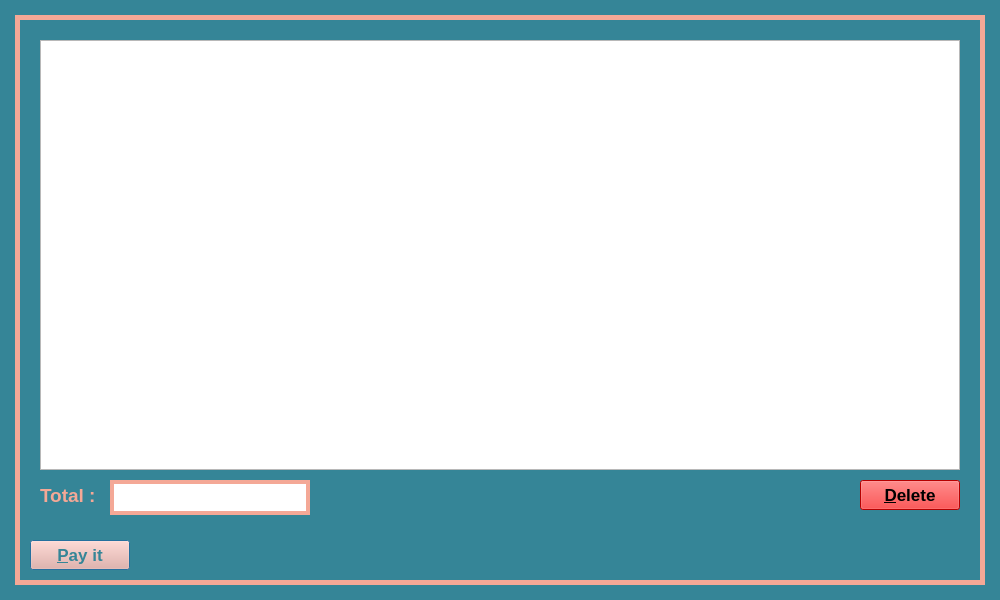
This is DB_Shop/cart.ui in Pooryamn/QT_Shop as Qt 5 draws it before an edit. The edited form follows.
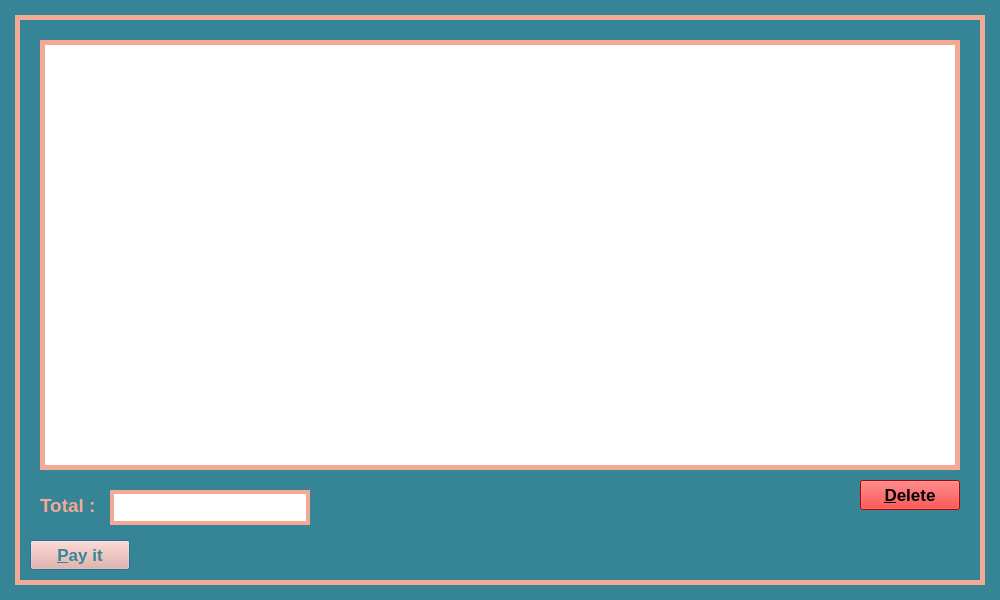
This is the edited form.

Commit message: user edit part form design completed

Diff of the .ui file:
```diff
--- a/DB_Shop/cart.ui
+++ b/DB_Shop/cart.ui
@@ -54,6 +54,9 @@
      <height>430</height>
     </rect>
    </property>
+   <property name="styleSheet">
+    <string notr="true">border: 5px solid rgb(244, 168, 150)</string>
+   </property>
   </widget>
   <widget class="QPushButton" name="btn_pay">
    <property name="geometry">
@@ -83,7 +86,7 @@
    <property name="geometry">
     <rect>
      <x>110</x>
-     <y>480</y>
+     <y>490</y>
      <width>200</width>
      <height>35</height>
     </rect>
@@ -104,7 +107,7 @@
    <property name="geometry">
     <rect>
      <x>40</x>
-     <y>485</y>
+     <y>495</y>
      <width>61</width>
      <height>21</height>
     </rect>
```
The commit also changes 7 other files.
